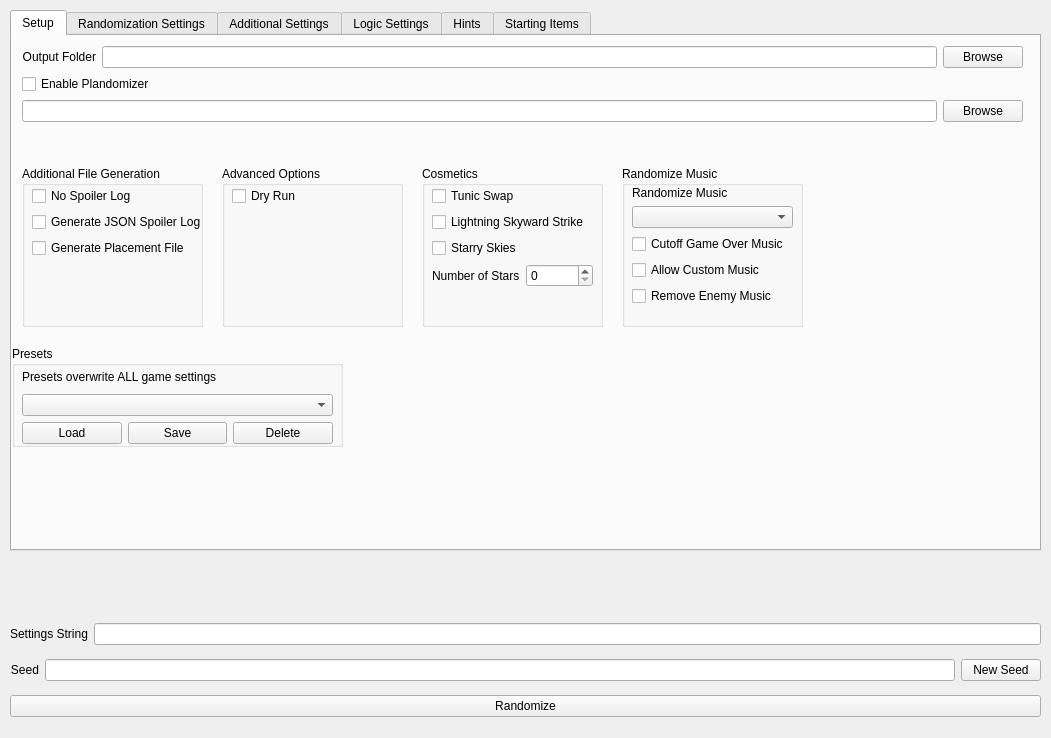
This is gui/randogui.ui in ssrando/ssrando as Qt 5 draws it before an edit. The edited form follows.
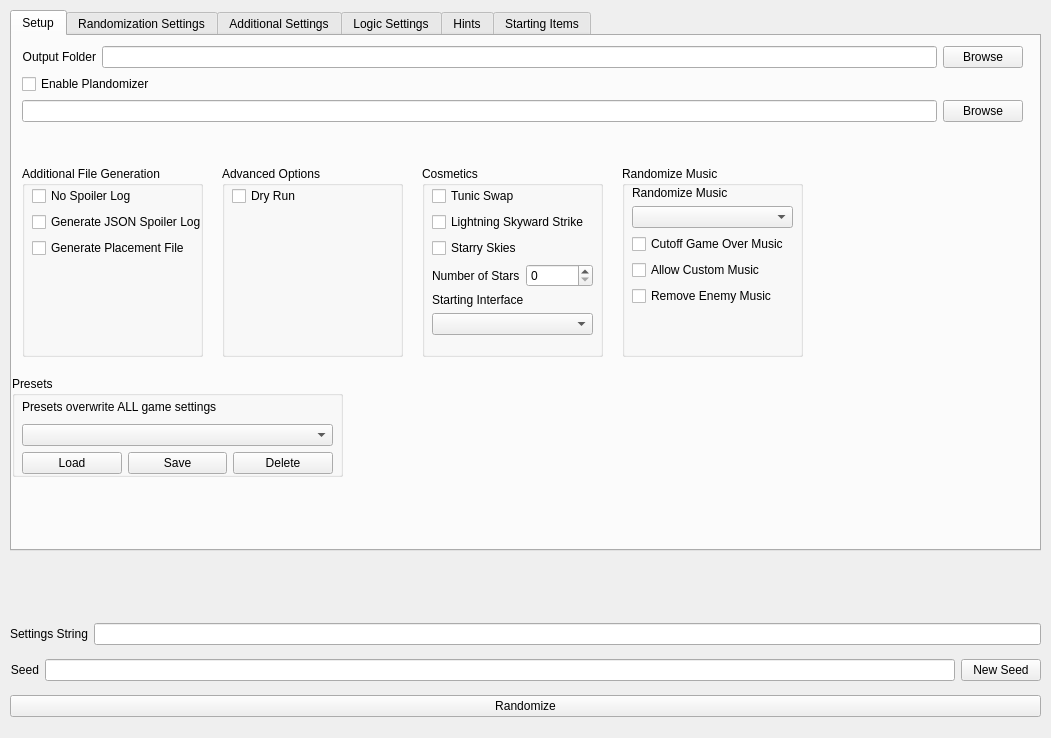
This is the edited form. The open tabs and pages were chosen to show the change.

Commit message: Add rando option to change the in-game interface

The edit to the form file:
```diff
--- a/gui/randogui.ui
+++ b/gui/randogui.ui
@@ -183,7 +183,7 @@
         <x>10</x>
         <y>130</y>
         <width>181</width>
-        <height>161</height>
+        <height>191</height>
        </rect>
       </property>
       <property name="title">
@@ -195,7 +195,7 @@
          <x>10</x>
          <y>20</y>
          <width>169</width>
-         <height>131</height>
+         <height>161</height>
         </rect>
        </property>
        <layout class="QVBoxLayout" name="vlay_additional_files">
@@ -242,7 +242,7 @@
         <x>210</x>
         <y>130</y>
         <width>181</width>
-        <height>161</height>
+        <height>191</height>
        </rect>
       </property>
       <property name="title">
@@ -254,7 +254,7 @@
          <x>10</x>
          <y>20</y>
          <width>161</width>
-         <height>131</height>
+         <height>161</height>
         </rect>
        </property>
        <layout class="QVBoxLayout" name="vlay_advanced">
@@ -287,7 +287,7 @@
         <x>410</x>
         <y>130</y>
         <width>181</width>
-        <height>161</height>
+        <height>191</height>
        </rect>
       </property>
       <property name="title">
@@ -299,7 +299,7 @@
          <x>10</x>
          <y>20</y>
          <width>161</width>
-         <height>131</height>
+         <height>161</height>
         </rect>
        </property>
        <layout class="QVBoxLayout" name="vlay_cosmetics">
@@ -360,6 +360,16 @@
           </item>
          </layout>
         </item>
+        <item>
+         <widget class="QLabel" name="label_for_option_interface">
+          <property name="text">
+           <string>Starting Interface</string>
+          </property>
+         </widget>
+        </item>
+        <item>
+         <widget class="QComboBox" name="option_interface"/>
+        </item>
         <item>
          <spacer name="vspace_cosmetics">
           <property name="orientation">
@@ -382,7 +392,7 @@
         <x>610</x>
         <y>130</y>
         <width>181</width>
-        <height>161</height>
+        <height>191</height>
        </rect>
       </property>
       <property name="title">
@@ -394,7 +404,7 @@
          <x>10</x>
          <y>20</y>
          <width>161</width>
-         <height>132</height>
+         <height>161</height>
         </rect>
        </property>
        <layout class="QVBoxLayout" name="vlay_music_rando">
@@ -453,7 +463,7 @@
       <property name="geometry">
        <rect>
         <x>0</x>
-        <y>310</y>
+        <y>340</y>
         <width>331</width>
         <height>101</height>
        </rect>
```
Left out of the diff: 2 changed lines with no effect on the pictures. The commit also changes 11 other files.
